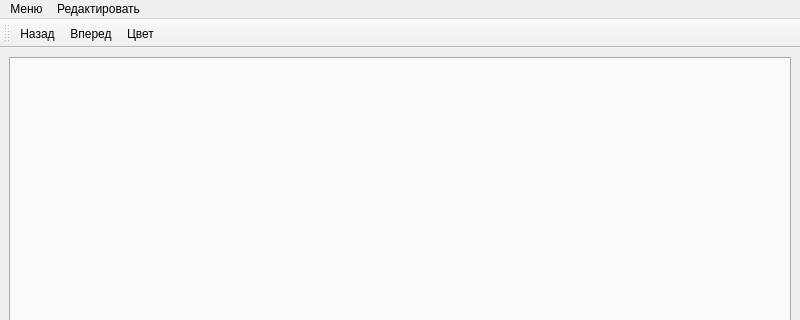
Above: mainwindow.ui from albert22o/VP5-release before the change; both pictures show x 0 to 800 and y 0 to 320 of the 800 by 600 pixel window. Below: the same form after it.
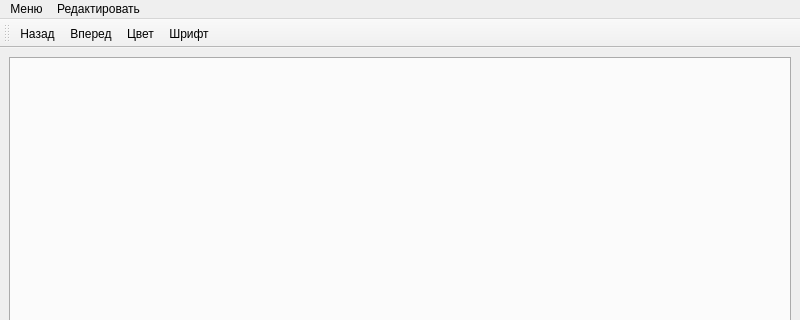
That is the form after the change. Icons and pictures are not drawn.

Commit message: Добавил шрифт и дополнил горячие клавиши

The edit to the form file:
```diff
--- a/mainwindow.ui
+++ b/mainwindow.ui
@@ -61,6 +61,7 @@
    <addaction name="undo"/>
    <addaction name="redo"/>
    <addaction name="color"/>
+   <addaction name="font"/>
   </widget>
   <action name="newFile">
    <property name="icon">
@@ -129,6 +130,11 @@
     <string>Цвет</string>
    </property>
   </action>
+  <action name="font">
+   <property name="text">
+    <string>Шрифт</string>
+   </property>
+  </action>
  </widget>
  <resources>
   <include location="resources.qrc"/>
```
The commit also changes 2 other files.
